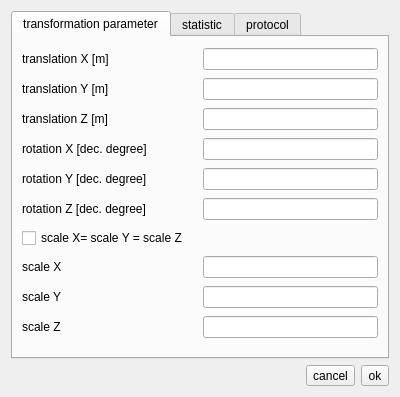
The window that ui/dialogs/trafoparampropertiesdialog.ui (OpenIndy/OpenIndy) describes before a commit, drawn with Qt 5.
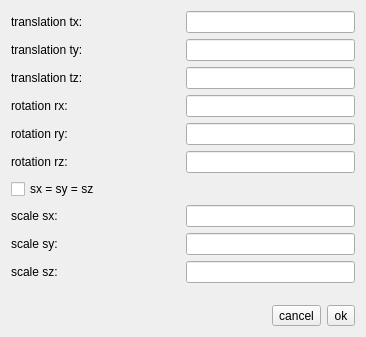
The same window after the commit.

```diff
--- a/ui/dialogs/trafoparampropertiesdialog.ui
+++ b/ui/dialogs/trafoparampropertiesdialog.ui
@@ -6,44 +6,22 @@
    <rect>
     <x>0</x>
     <y>0</y>
-    <width>400</width>
-    <height>397</height>
+    <width>366</width>
+    <height>337</height>
    </rect>
   </property>
   <property name="windowTitle">
    <string>Transformation parameter</string>
   </property>
+  <layout class="QGridLayout" name="gridLayout">
+   <item row="0" column="0">
   <layout class="QVBoxLayout" name="verticalLayout">
    <item>
-    <widget class="QTabWidget" name="tabWidget">
-     <property name="currentIndex">
-      <number>0</number>
-     </property>
-     <widget class="QWidget" name="tab_trafoparam">
-      <attribute name="title">
-       <string>transformation parameter</string>
-      </attribute>
-      <layout class="QVBoxLayout" name="verticalLayout_2">
-       <item>
-        <layout class="QHBoxLayout" name="horizontalLayout" stretch="1,1">
-         <item>
-          <widget class="QLabel" name="label_translationX">
-           <property name="text">
-            <string>translation X [m]</string>
-           </property>
-          </widget>
-         </item>
-         <item>
-          <widget class="QLineEdit" name="lineEdit_translationX"/>
-         </item>
-        </layout>
-       </item>
-       <item>
         <layout class="QHBoxLayout" name="horizontalLayout_2" stretch="1,1">
          <item>
           <widget class="QLabel" name="label_translationY">
            <property name="text">
-            <string>translation Y [m]</string>
+          <string>translation tx:</string>
            </property>
           </widget>
          </item>
@@ -57,7 +35,7 @@
          <item>
           <widget class="QLabel" name="label_translationZ">
            <property name="text">
-            <string>translation Z [m]</string>
+          <string>translation ty:</string>
            </property>
           </widget>
          </item>
@@ -71,7 +49,7 @@
          <item>
           <widget class="QLabel" name="label_rotationX">
            <property name="text">
-            <string>rotation X [dec. degree]</string>
+          <string>translation tz:</string>
            </property>
           </widget>
          </item>
@@ -85,7 +63,7 @@
          <item>
           <widget class="QLabel" name="label_rotationY">
            <property name="text">
-            <string>rotation Y [dec. degree]</string>
+          <string>rotation rx:</string>
            </property>
           </widget>
          </item>
@@ -99,7 +77,7 @@
          <item>
           <widget class="QLabel" name="label_rotationZ">
            <property name="text">
-            <string>rotation Z [dec. degree]</string>
+          <string>rotation ry:</string>
            </property>
           </widget>
          </item>
@@ -108,19 +86,12 @@
          </item>
         </layout>
        </item>
-       <item>
-        <widget class="QCheckBox" name="checkBox_identicalScale">
-         <property name="text">
-          <string>scale X= scale Y = scale Z</string>
-         </property>
-        </widget>
-       </item>
        <item>
         <layout class="QHBoxLayout" name="horizontalLayout_7" stretch="1,1">
          <item>
           <widget class="QLabel" name="label_scaleX">
            <property name="text">
-            <string>scale X</string>
+          <string>rotation rz:</string>
            </property>
           </widget>
          </item>
@@ -129,12 +100,19 @@
          </item>
         </layout>
        </item>
+     <item>
+      <widget class="QCheckBox" name="checkBox_sxsysz">
+       <property name="text">
+        <string>sx = sy = sz</string>
+       </property>
+      </widget>
+     </item>
        <item>
         <layout class="QHBoxLayout" name="horizontalLayout_8" stretch="1,1">
          <item>
           <widget class="QLabel" name="label_scaleY">
            <property name="text">
-            <string>scale Y</string>
+          <string>scale sx:</string>
            </property>
           </widget>
          </item>
@@ -148,7 +126,7 @@
          <item>
           <widget class="QLabel" name="label_scaleZ">
            <property name="text">
-            <string>scale Z</string>
+          <string>scale sy:</string>
            </property>
           </widget>
          </item>
@@ -157,56 +135,35 @@
          </item>
         </layout>
        </item>
-      </layout>
-     </widget>
-     <widget class="QWidget" name="tab_statistic">
-      <attribute name="title">
-       <string>statistic</string>
-      </attribute>
-      <layout class="QVBoxLayout" name="verticalLayout_4">
        <item>
-        <layout class="QHBoxLayout" name="horizontalLayout_11">
+      <layout class="QHBoxLayout" name="horizontalLayout_10" stretch="1,1">
          <item>
-          <widget class="QLabel" name="label_displayedfunction">
+        <widget class="QLabel" name="label_sz">
            <property name="text">
-            <string>displayed Function</string>
+          <string>scale sz:</string>
            </property>
           </widget>
          </item>
          <item>
-          <widget class="QComboBox" name="comboBox_displayedFunction"/>
+        <widget class="QLineEdit" name="lineEdit_sz"/>
          </item>
         </layout>
        </item>
        <item>
-        <widget class="QTableView" name="tableView_statistic"/>
-       </item>
-       <item>
-        <widget class="QLabel" name="label_qxx">
-         <property name="text">
-          <string>Qxx matrix</string>
-         </property>
-        </widget>
+      <spacer name="verticalSpacer">
+       <property name="orientation">
+        <enum>Qt::Vertical</enum>
+       </property>
+       <property name="sizeHint" stdset="0">
+        <size>
+         <width>20</width>
+         <height>40</height>
+        </size>
+       </property>
+      </spacer>
        </item>
        <item>
-        <widget class="QTableView" name="tableView_qxx"/>
-       </item>
-      </layout>
-     </widget>
-     <widget class="QWidget" name="tab_protocol">
-      <attribute name="title">
-       <string>protocol</string>
-      </attribute>
-      <layout class="QVBoxLayout" name="verticalLayout_3">
-       <item>
-        <widget class="QTextBrowser" name="textBrowser_statistic"/>
-       </item>
-      </layout>
-     </widget>
-    </widget>
-   </item>
-   <item>
-    <layout class="QHBoxLayout" name="horizontalLayout_10">
+      <layout class="QHBoxLayout" name="horizontalLayout">
      <item>
       <spacer name="horizontalSpacer">
        <property name="orientation">
@@ -233,6 +190,8 @@
         <string>ok</string>
        </property>
       </widget>
+       </item>
+      </layout>
      </item>
     </layout>
    </item>
```
Left out of the diff: 36 changed lines with no effect on the pictures. Lines whose indentation alone changed are shown as unchanged.
